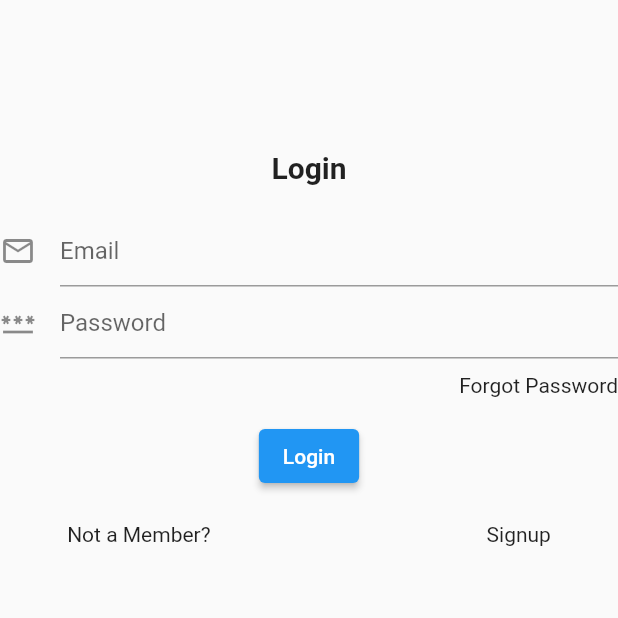
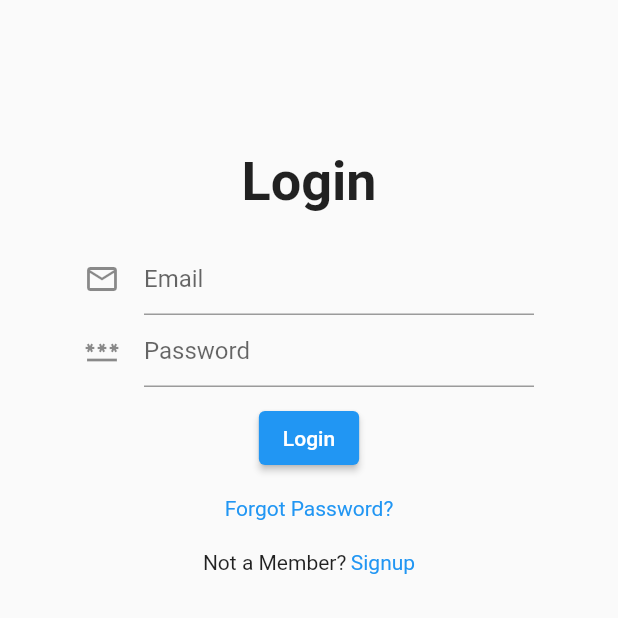
Before and after one commit to yaswitha22/yoganidra, a Flutter app: the loginpage screen opened directly, on a phone screen of 412 x 824 dp, the top half of it. Run offline on Flutter 3.47's test engine with Material 2 defaults, Android fonts, the phone set to English and light mode, and no system bars; our stand-ins replace firebase_auth, firebase_core, loading_animation_widget, percent_indicator; missing offline and left inert: flutter_bullet_list; accounts and stored records are empty; network calls fail.

Commit message:
9th_update

```diff
--- a/appthon/lib/engineering.dart
+++ b/appthon/lib/engineering.dart
@@ -1,7 +1,7 @@
 import 'package:appthon/be.dart';
 import 'package:flutter/material.dart';
 import 'package:flutter_bullet_list/flutter_bullet_list.dart';
-
+import 'EngExam.dart';
 import 'btech.dart';
 class engineering extends StatefulWidget {
   const engineering({super.key});
@@ -84,7 +84,9 @@ class _engineeringState extends State<engineering> {
               Card(
                 color: Colors.yellow,
                 child: InkWell(
-                  onTap: (){},
+                  onTap: (){
+                    Navigator.push(context,MaterialPageRoute(builder: (context)=>exam()));
+                  },
                   child: Center(
                     child: Padding(
                       padding: EdgeInsets.all(16.0),
--- a/appthon/lib/loginpage.dart
+++ b/appthon/lib/loginpage.dart
@@ -19,7 +19,7 @@ class _loginpageState extends State<loginpage> {
       auth.signInWithEmailAndPassword(email: email, password: pass).then((value){
         Navigator.push(context, MaterialPageRoute(builder: (context)=>mainsrc()));
       }).onError((error, stackTrace){
-        print("Wrong credentials");
+        AlertDialog(title: Text("Wrong credentials"),);
       });
     }catch(err){
       throw Exception(err);
@@ -41,14 +41,17 @@ class _loginpageState extends State<loginpage> {
   @override
   Widget build(BuildContext context) {
     return Scaffold(
-      body: Form(
+      body: SingleChildScrollView(
+        child: Form(
           key: key,
           child: Column(
             children: [
               SizedBox(height: 100,),
-            Text("Login",style: TextStyle(fontSize: 20,fontWeight: FontWeight.bold),),
+              Text("Login",style: TextStyle(fontSize: 36,fontWeight: FontWeight.bold),),
               SizedBox(height: 20,),
-            TextFormField(
+              SizedBox(
+                width: 300,
+                child: TextFormField(
                   controller: email,
                   decoration: InputDecoration(
                     hintText: "Email",
@@ -56,7 +59,10 @@ class _loginpageState extends State<loginpage> {
                   ),
                   validator: (val)=>val!.isEmpty?"Enter email":null,
                 ),
-            TextFormField(
+              ),
+              SizedBox(
+                width: 300,
+                child: TextFormField(
                   controller: pass,
                   obscureText: true,
                   decoration: InputDecoration(
@@ -65,9 +71,17 @@ class _loginpageState extends State<loginpage> {
                   ),
                   validator: (val)=>val!.isEmpty?"Enter Password":null,
                 ),
+              ),
               SizedBox(height: 10,),
+              ElevatedButton(onPressed: (){
+                if(key.currentState!.validate()){
+                  login(email.text.trim(), pass.text.trim());
+                }
+              }, child:Text("Login")),
+              SizedBox(height: 15,),
               Row(
-              mainAxisAlignment: MainAxisAlignment.end,
+                mainAxisAlignment: MainAxisAlignment.center
+                ,
                 children: [
                   GestureDetector(
                     onTap: (){
@@ -75,33 +89,28 @@ class _loginpageState extends State<loginpage> {
                         forgotPass(email.text.trim());
                       }
                     },
-                  child: Text("Forgot Password",textAlign: TextAlign.end,),
+                    child: Center(child: Text("Forgot Password?",style: TextStyle(color: Colors.blue),)),
                   )
                 ],
               ),
-            SizedBox(height: 15,),
-            ElevatedButton(onPressed: (){
-              if(key.currentState!.validate()){
-                login(email.text.trim(), pass.text.trim());
-              }
-            }, child:Text("Login")),
               SizedBox(height: 20,),
               Row(
-              mainAxisAlignment: MainAxisAlignment.spaceAround,
+                mainAxisAlignment: MainAxisAlignment.center,
                 children: [
                   Text("Not a Member?"),
-                SizedBox(width: 5,),
+                  SizedBox(width: 3,),
                   GestureDetector(
                     onTap: (){
                       Navigator.pop(context);
                     },
-                  child: Text("Signup"),
+                    child: Text("Signup",style: TextStyle(color: Colors.blue),),
                   )
                 ],
               )
             ],
           ),
         ),
+      ),
     );
   }
 }
--- a/appthon/lib/slide.dart
+++ b/appthon/lib/slide.dart
@@ -1,4 +1,5 @@
 import 'package:appthon/homepage.dart';
+import 'package:appthon/signup.dart';
 import 'package:flutter/material.dart';
 import 'auth.dart';
 import 'homepage.dart';
@@ -31,7 +32,7 @@ class _hscrnState extends State<hscrn> {
            heightFactor: 4.8,
            child: GestureDetector(
              onTap: (){
-               Navigator.push(context, MaterialPageRoute(builder: (context)=>mainsrc()));
+               Navigator.push(context, MaterialPageRoute(builder: (context)=>Signuppage()));
              },child: Text("                Next?",style: TextStyle(fontSize: 60,color: Colors.black,),),
            )
          )
--- a/appthon/pubspec.yaml
+++ b/appthon/pubspec.yaml
@@ -33,6 +33,8 @@ dependencies:
   provider: ^6.1.1
   intl: ^0.18.1
   flutter_bullet_list: ^0.0.4
+  firebase_core:
+  firebase_auth:
 
 
 
@@ -45,8 +47,6 @@ dev_dependencies:
     sdk: flutter
   loading_animation_widget: ^1.2.0+4
   percent_indicator: ^4.2.3
-  firebase_auth: ^4.13.0
-  firebase_core: ^2.22.0
 
 
   # The "flutter_lints" package below contains a set of recommended lints to
```
Also changed, not shown: appthon/lib/EngExam.dart (added, +27 -0 lines), appthon/lib/main.dart (+6 -3 lines), appthon/lib/signup.dart (+45 -17 lines), appthon/pubspec.lock, 3 other files. Lines whose indentation alone changed are shown as unchanged.
